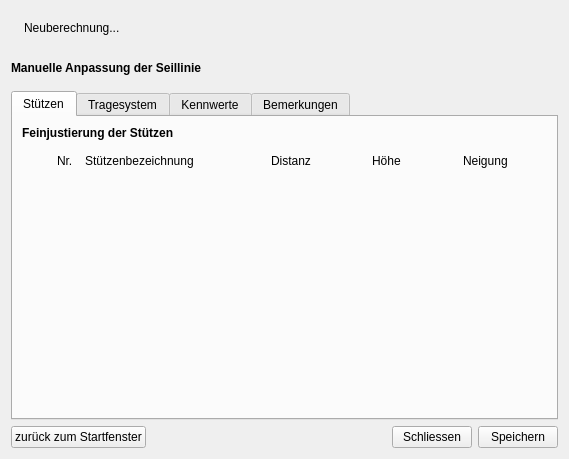
Qt form gui/adjustmentDialog.ui (piMoll/SEILAPLAN) before a commit.
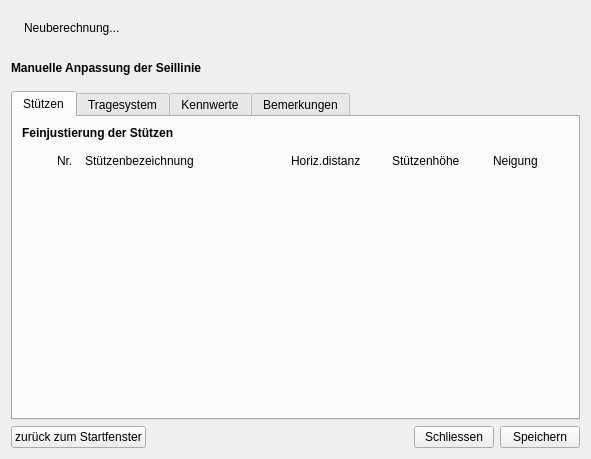
The same form after that commit. Icons and pictures are not drawn.

Commit message: Adjustment of terms in GUI and plots.

What changed in the file:
```diff
--- a/gui/adjustmentDialog.ui
+++ b/gui/adjustmentDialog.ui
@@ -6,7 +6,7 @@
    <rect>
     <x>0</x>
     <y>0</y>
-    <width>569</width>
+    <width>591</width>
     <height>459</height>
    </rect>
   </property>
@@ -234,7 +234,7 @@
                  </property>
                  <property name="minimumSize">
                   <size>
-                   <width>180</width>
+                   <width>200</width>
                    <height>30</height>
                   </size>
                  </property>
@@ -267,7 +267,7 @@
                   </size>
                  </property>
                  <property name="text">
-                  <string>Distanz</string>
+                  <string>Horiz.distanz</string>
                  </property>
                  <property name="margin">
                   <number>0</number>
@@ -287,12 +287,12 @@
                  </property>
                  <property name="minimumSize">
                   <size>
-                   <width>85</width>
+                   <width>95</width>
                    <height>30</height>
                   </size>
                  </property>
                  <property name="text">
-                  <string>Höhe</string>
+                  <string>Stützenhöhe</string>
                  </property>
                  <property name="margin">
                   <number>0</number>
```
The commit also changes 7 other files.
